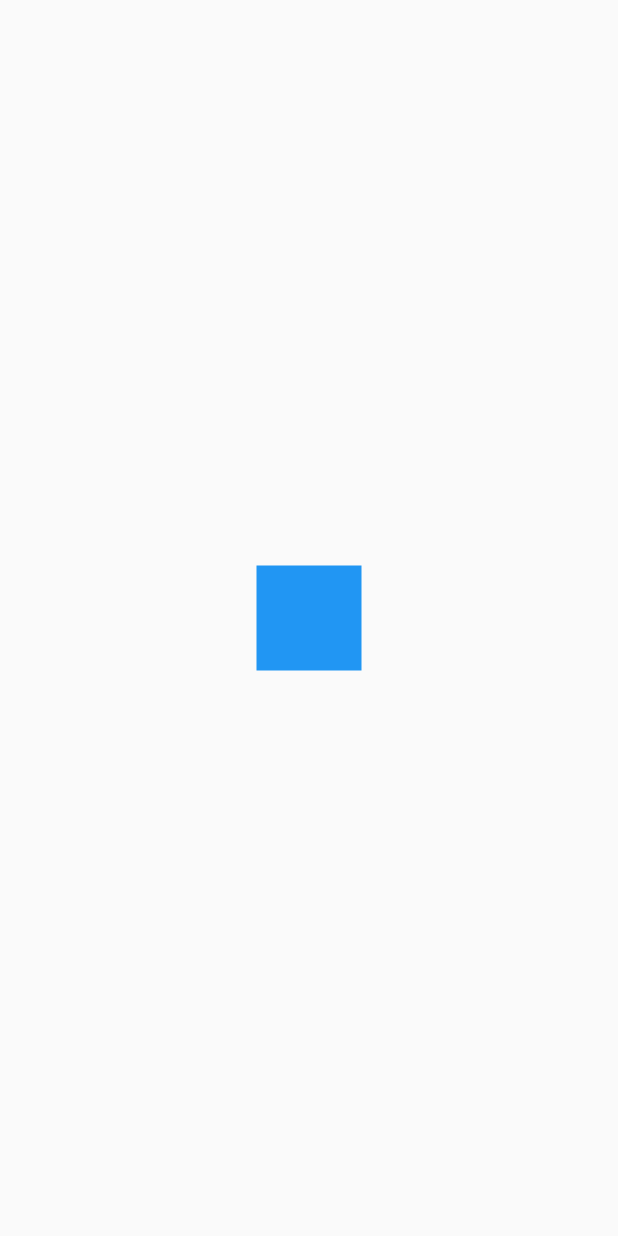
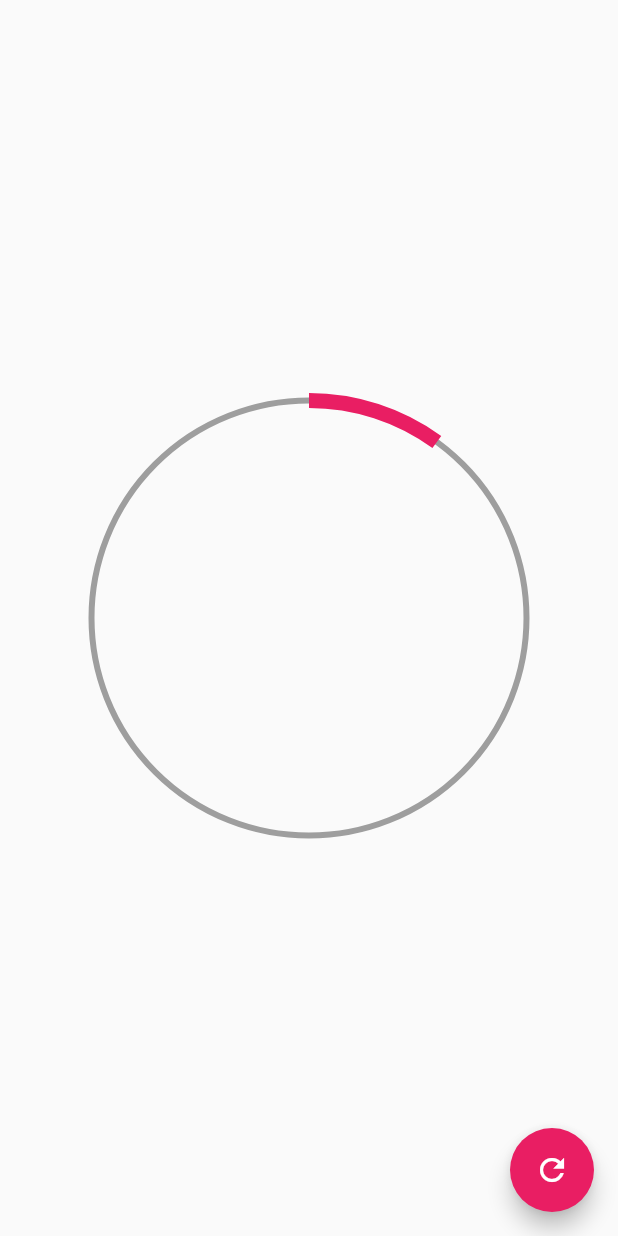
Before and after one commit to irwinet/app_flutter_custom_painter, a Flutter app: the screen it shows after launch, on a phone screen of 412 x 824 dp. Run offline on Flutter 3.47's test engine with Material 2 defaults, Android fonts, the phone set to English and light mode, and no system bars.

Commit message:
Add CircularProgressPage - StatefulWidget

```diff
--- a/lib/main.dart
+++ b/lib/main.dart
@@ -1,4 +1,5 @@
 // import 'package:app_flutter_custom_painter/pages/animaciones_page.dart';
+import 'package:app_flutter_custom_painter/pages/circular_progress_page.dart';
 import 'package:app_flutter_custom_painter/retos/cuadro_animado_page.dart';
 // import 'package:app_flutter_custom_painter/pages/headers_page.dart';
 import 'package:flutter/material.dart';
@@ -15,7 +16,8 @@
       title: 'Diseños App',
       // home: HeadersPage()
       // home: AnimacionesPage()
-      home: CuadradoAnimadoPage(),
+      // home: CuadradoAnimadoPage(),
+      home: CircularProgressPage(),
     );
   }
 }
--- /dev/null
+++ b/lib/pages/circular_progress_page.dart
@@ -0,0 +1,90 @@
+import 'dart:math';
+
+import 'package:flutter/material.dart';
+
+class CircularProgressPage extends StatefulWidget {
+
+  const CircularProgressPage({Key? key}) : super(key: key);
+
+  @override
+  State<CircularProgressPage> createState() => _CircularProgressPageState();
+}
+
+class _CircularProgressPageState extends State<CircularProgressPage> {
+
+  double porcentaje = 10;
+
+  @override
+  Widget build(BuildContext context) {
+    return Scaffold(
+      floatingActionButton: FloatingActionButton(
+        child: Icon(Icons.refresh),
+        backgroundColor: Colors.pink,
+        onPressed: (){
+          porcentaje+=10;
+          if(porcentaje>100){
+            porcentaje=0;
+          }
+
+          setState(() {
+
+          });
+        }
+      ),
+      body: Center(
+        child: Container(
+          padding: EdgeInsets.all(5),
+           width: 300,
+           height: 300,
+          //  color: Colors.red,
+           child: CustomPaint(
+            painter: _MiRadialProgress(porcentaje),
+           ),
+        ),
+      ),
+    );
+  }
+}
+
+class _MiRadialProgress extends CustomPainter {
+
+  final porcentaje;
+
+  _MiRadialProgress(this.porcentaje);
+
+  @override
+  void paint(Canvas canvas, Size size) {
+
+
+    // TODO: Circulo Completado
+    final paint = new Paint()
+      ..strokeWidth = 4 // 10
+      ..color       = Colors.grey
+      ..style       = PaintingStyle.stroke;
+
+    Offset center = new Offset(size.width * 0.5, size.height/2);
+    double radio = min(size.width*0.5, size.height*0.5);
+    canvas.drawCircle(center, radio, paint);
+
+    // TODO Arco
+    final paintArco = new Paint()
+      ..strokeWidth = 10
+      ..color       = Colors.pink
+      ..style       = PaintingStyle.stroke;
+
+    double arcAngle = 2 * pi * (porcentaje / 100);
+    canvas.drawArc(
+      Rect.fromCircle(center: center, radius: radio),
+      -pi/2,
+      arcAngle,
+      false,
+      paintArco);
+  }
+
+  @override
+  bool shouldRepaint(covariant CustomPainter oldDelegate) {
+    // TODO: implement shouldRepaint
+    return true;
+  }
+
+}
```
